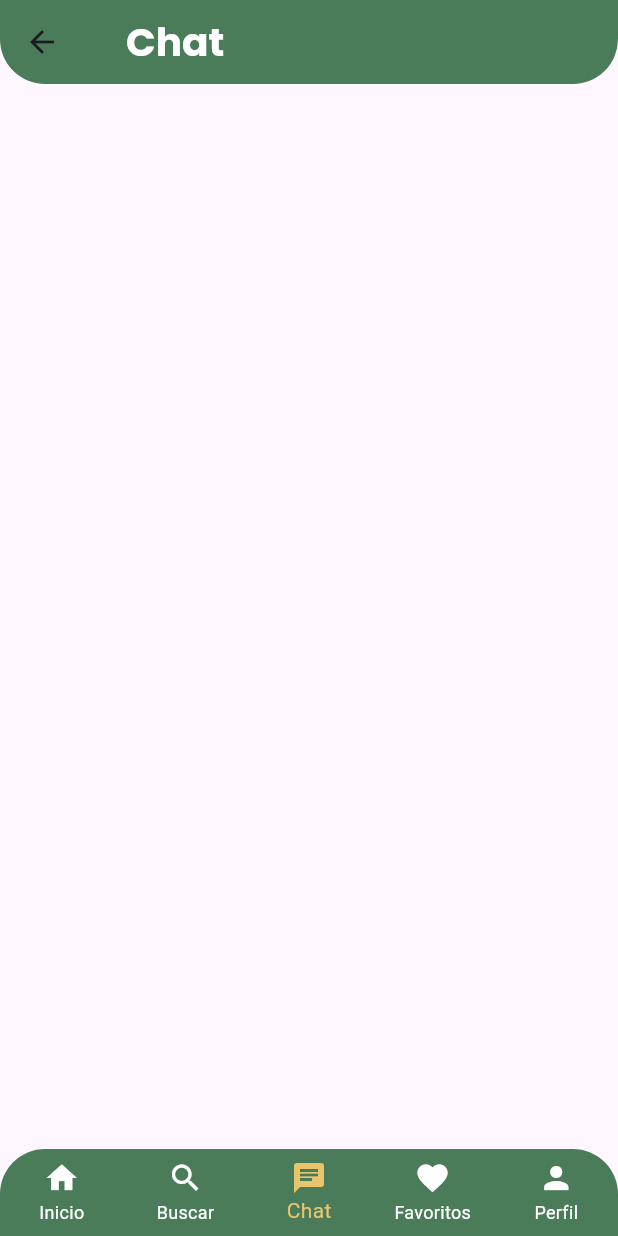
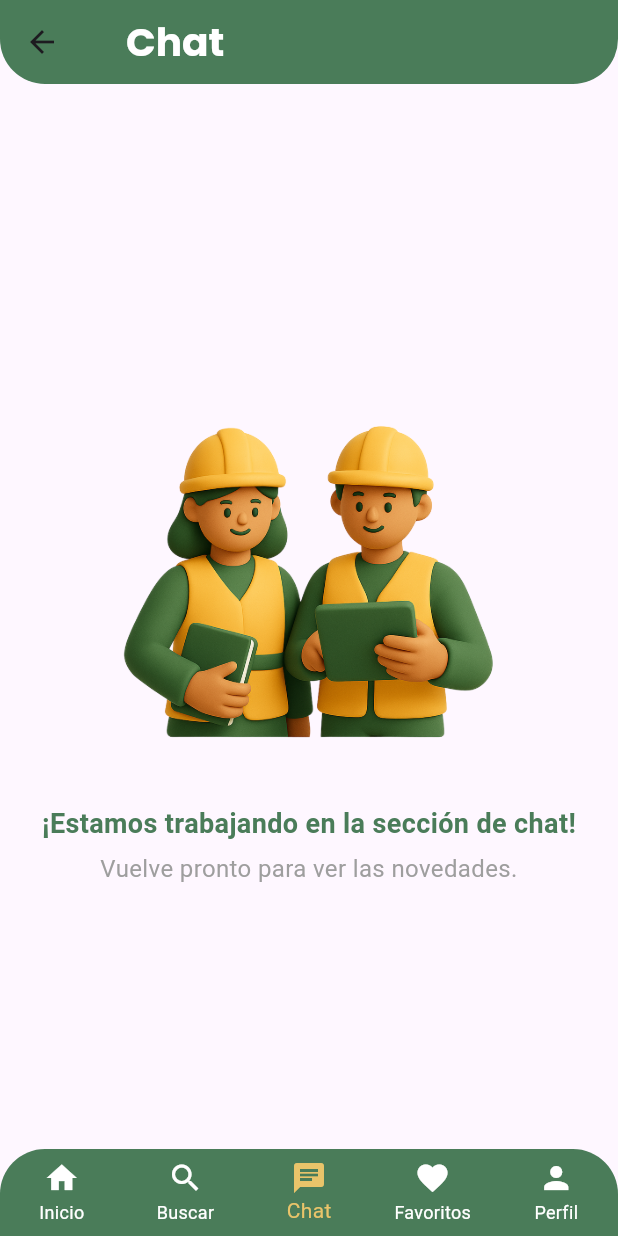
Before and after one commit to artumarinn/mendomarket, a Flutter app: the ChatPage screen opened by its route, on a phone screen of 412 x 824 dp. Run offline on Flutter 3.47's test engine with Material 3 defaults, Android fonts, the phone set to English and light mode, and no system bars; our stand-ins replace font_awesome_flutter.

Commit message:
page underConstruction

```diff
--- a/lib/features/chat/chat_page.dart
+++ b/lib/features/chat/chat_page.dart
@@ -1,6 +1,7 @@
 import 'package:flutter/material.dart';
 import 'package:mendomarket/widgets/common/custom_app_bar.dart';
 import 'package:mendomarket/widgets/common/custom_nav_bar.dart';
+import 'package:mendomarket/widgets/common/underConstructionPage.dart';
 
 class ChatPage extends StatefulWidget {
   const ChatPage({super.key});
@@ -28,6 +29,12 @@ class _ChatPageState extends State<ChatPage> {
         currentIndex: _selectedIndex,
         onTap: _onItemTapped,
       ),
+      body: const UnderConstructionPage(
+        imagePath: 'assets/images/onboarding/underConstruction.png',
+        message: '¡Estamos trabajando en la sección de chat!',
+        subMessage: 'Vuelve pronto para ver las novedades.',
+        title: 'Chat',
+      ),
     );
   }
 }
--- /dev/null
+++ b/lib/widgets/common/underConstructionPage.dart
@@ -0,0 +1,57 @@
+// lib/widgets/common/under_construction_page.dart
+import 'package:flutter/material.dart';
+import 'package:mendomarket/core/app_colors.dart';
+
+class UnderConstructionPage extends StatelessWidget {
+  final String title;
+  final String imagePath;
+  final String message;
+  final String? subMessage;
+
+  const UnderConstructionPage({
+    super.key,
+    required this.title,
+    required this.imagePath,
+    required this.message,
+    this.subMessage,
+  });
+
+  @override
+  Widget build(BuildContext context) {
+    return Center(
+      child: Column(
+        mainAxisAlignment: MainAxisAlignment.center,
+        crossAxisAlignment: CrossAxisAlignment.center,
+        children: [
+          Image.asset(
+            imagePath,
+            width: 300,
+            height: 300,
+            fit: BoxFit.contain,
+          ),
+          const SizedBox(height: 5),
+          Text(
+            message,
+            textAlign: TextAlign.center,
+            style: const TextStyle(
+              fontSize: 18,
+              fontWeight: FontWeight.bold,
+              color: AppColors.primaryColor,
+            ),
+          ),
+          if (subMessage != null)
+            const SizedBox(height: 5),
+          if (subMessage != null)
+            Text(
+              subMessage!,
+              textAlign: TextAlign.center,
+              style: const TextStyle(
+                fontSize: 16,
+                color: Colors.grey,
+              ),
+            ),
+        ],
+      ),
+    );
+  }
+}
--- a/pubspec.yaml
+++ b/pubspec.yaml
@@ -76,6 +76,7 @@ flutter:
     - assets/images/onboarding/onboarding01.png
     - assets/images/onboarding/onboarding02.png
     - assets/images/onboarding/onboarding03.png
+    - assets/images/onboarding/underConstruction.png
   # product images
     - assets/images/products/product3d.png
     - assets/images/products/gorra.png
@@ -85,6 +86,7 @@ flutter:
 
   # banner images
     - assets/images/banners/banner.png
+
 
   # To add assets to your application, add an assets section, like this:
   # assets:
```
Also changed, not shown: assets/images/onboarding/underConstruction.png (added).
